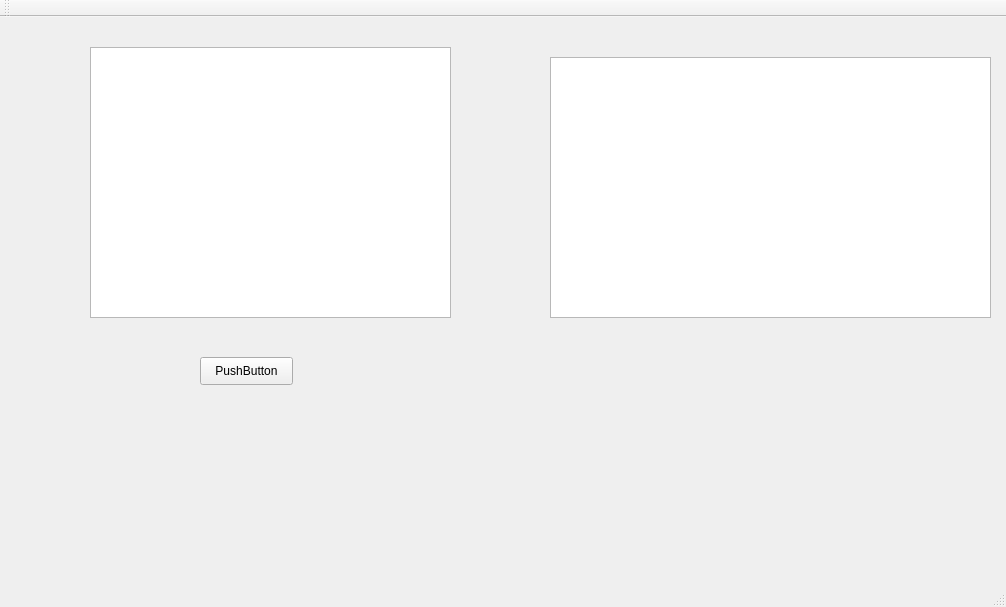
This is lab1MAPZ/mainwindow.ui in MartinaRogach/interpeterMAPZ as Qt 5 draws it before an edit. The edited form follows.
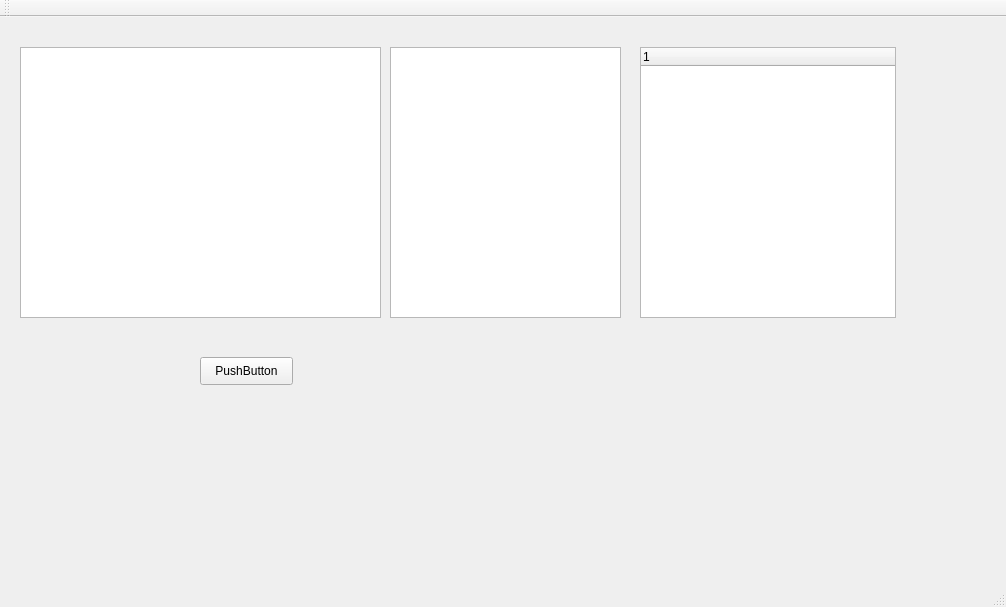
This is the edited form.

Commit message: -add tree implementation

The edit to the form file:
```diff
--- a/lab1MAPZ/mainwindow.ui
+++ b/lab1MAPZ/mainwindow.ui
@@ -17,7 +17,7 @@
    <widget class="QTextEdit" name="textEdit">
     <property name="geometry">
      <rect>
-      <x>90</x>
+      <x>20</x>
       <y>30</y>
       <width>361</width>
       <height>271</height>
@@ -40,13 +40,28 @@
    <widget class="QListWidget" name="listWidget">
     <property name="geometry">
      <rect>
-      <x>550</x>
-      <y>40</y>
-      <width>441</width>
-      <height>261</height>
+      <x>390</x>
+      <y>30</y>
+      <width>231</width>
+      <height>271</height>
      </rect>
     </property>
    </widget>
+   <widget class="QTreeWidget" name="treeWidget">
+    <property name="geometry">
+     <rect>
+      <x>640</x>
+      <y>30</y>
+      <width>256</width>
+      <height>271</height>
+     </rect>
+    </property>
+    <column>
+     <property name="text">
+      <string notr="true">1</string>
+     </property>
+    </column>
+   </widget>
   </widget>
   <widget class="QMenuBar" name="menuBar">
    <property name="geometry">
```
Left out of the diff: 2 changed lines with no effect on the pictures. The commit also changes 28 other files.
